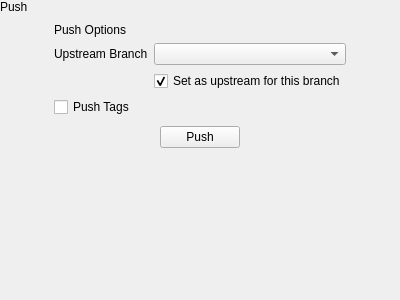
Before: the Qt Designer form libthebranch/popovers/snapins/pushsnapin.ui in theCheeseboard/theBranch, drawn with Qt 5.
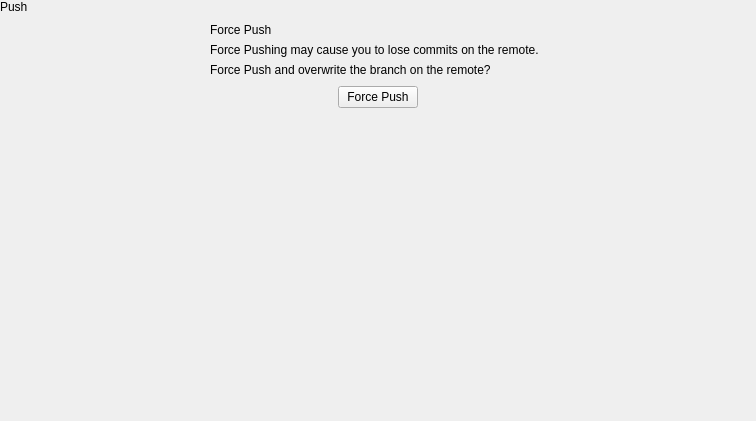
After: the same form once the commit is applied. The open tabs and pages were chosen to show the change. Custom widgets are drawn as their Qt base class.

Commit message: Implement Force Push

The edit to the form file:
```diff
--- a/libthebranch/popovers/snapins/pushsnapin.ui
+++ b/libthebranch/popovers/snapins/pushsnapin.ui
@@ -6,8 +6,8 @@
    <rect>
     <x>0</x>
     <y>0</y>
-    <width>400</width>
-    <height>300</height>
+    <width>756</width>
+    <height>421</height>
    </rect>
   </property>
   <property name="windowTitle">
@@ -272,6 +272,79 @@
        </item>
       </layout>
      </widget>
+     <widget class="QWidget" name="forcePushPage">
+      <layout class="QVBoxLayout" name="verticalLayout_4">
+       <property name="spacing">
+        <number>0</number>
+       </property>
+       <property name="leftMargin">
+        <number>0</number>
+       </property>
+       <property name="topMargin">
+        <number>0</number>
+       </property>
+       <property name="rightMargin">
+        <number>0</number>
+       </property>
+       <property name="bottomMargin">
+        <number>0</number>
+       </property>
+       <item>
+        <widget class="tTitleLabel" name="titleLabel_3">
+         <property name="text">
+          <string>Push</string>
+         </property>
+        </widget>
+       </item>
+       <item alignment="Qt::AlignHCenter">
+        <widget class="QWidget" name="forcePushWidget" native="true">
+         <layout class="QGridLayout" name="gridLayout_4">
+          <item row="2" column="0">
+           <widget class="QLabel" name="label_7">
+            <property name="text">
+             <string>Force Pushing may cause you to lose commits on the remote.</string>
+            </property>
+           </widget>
+          </item>
+          <item row="0" column="0" colspan="2">
+           <widget class="tSubtitleLabel" name="label_5">
+            <property name="text">
+             <string>Force Push</string>
+            </property>
+           </widget>
+          </item>
+          <item row="3" column="0">
+           <widget class="QLabel" name="label_6">
+            <property name="text">
+             <string>Force Push and overwrite the branch on the remote?</string>
+            </property>
+           </widget>
+          </item>
+         </layout>
+        </widget>
+       </item>
+       <item alignment="Qt::AlignHCenter">
+        <widget class="QPushButton" name="doForcePushButton">
+         <property name="text">
+          <string notr="true">Force Push</string>
+         </property>
+        </widget>
+       </item>
+       <item>
+        <spacer name="verticalSpacer_5">
+         <property name="orientation">
+          <enum>Qt::Vertical</enum>
+         </property>
+         <property name="sizeHint" stdset="0">
+          <size>
+           <width>20</width>
+           <height>40</height>
+          </size>
+         </property>
+        </spacer>
+       </item>
+      </layout>
+     </widget>
     </widget>
    </item>
   </layout>
```
Left out of the diff: 14 changed lines with no effect on the pictures. The commit also changes 14 other files.
